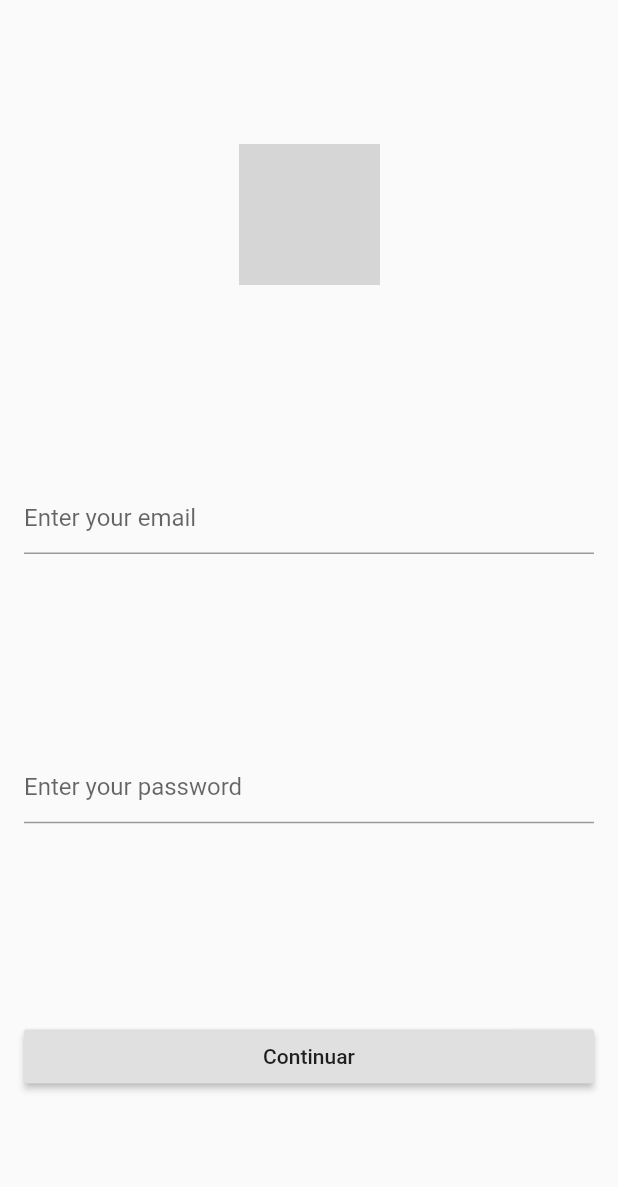
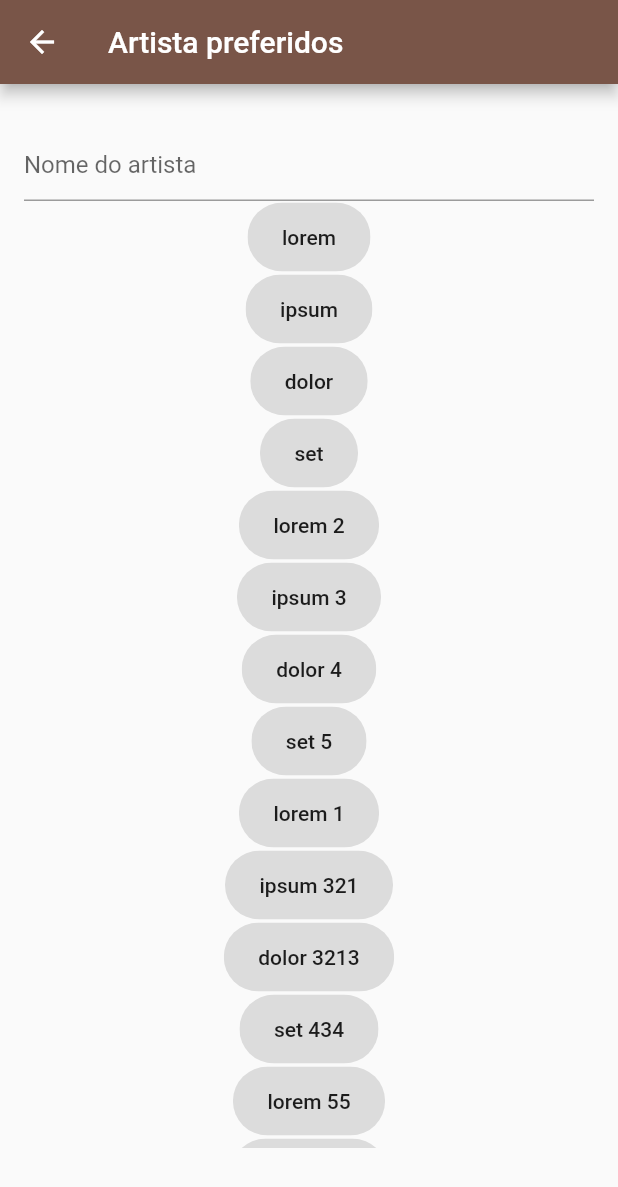
Before and after one commit to ericoloewe/computer-science-tcc, a Flutter app: the screen it shows after launch, on a phone screen of 412 x 824 dp. Shown: the top 1187 px of the screen. Run offline on Flutter 3.47's test engine with Material 2 defaults, Android fonts, the phone set to English and light mode, and no system bars; grey boxes are pictures that could not be loaded.

Commit message:
add artist page

```diff
--- /dev/null
+++ b/plugin-app/plugin_app/lib/artist.dart
@@ -0,0 +1,89 @@
+import 'package:flutter/material.dart';
+
+class ArtistPage extends StatefulWidget {
+  @override
+  _MyArtistPage createState() => _MyArtistPage();
+}
+
+class _MyArtistPage extends State<ArtistPage> {
+  final findController = TextEditingController();
+  List<Artist> artists = <Artist>[
+    Artist('lorem'),
+    Artist('ipsum'),
+    Artist('dolor'),
+    Artist('set'),
+    Artist('lorem 2'),
+    Artist('ipsum 3'),
+    Artist('dolor 4'),
+    Artist('set 5'),
+    Artist('lorem 1'),
+    Artist('ipsum 321'),
+    Artist('dolor 3213'),
+    Artist('set 434'),
+    Artist('lorem 55'),
+    Artist('ipsum 66'),
+    Artist('dolor 77'),
+    Artist('set 8'),
+  ];
+
+  Artist _value;
+
+  @override
+  void dispose() {
+    findController.dispose();
+    super.dispose();
+  }
+
+  @override
+  Widget build(BuildContext context) {
+    return Scaffold(
+        appBar: AppBar(
+          // Here we take the value from the MyHomePage object that was created by
+          // the App.build method, and use it to set our appbar title.
+          title: Text("Artista preferidos"),
+        ),
+        body: Padding(
+            padding: const EdgeInsets.symmetric(vertical: 30, horizontal: 16.0),
+            child: Column(
+              children: <Widget>[
+                TextFormField(
+                  decoration: const InputDecoration(
+                    hintText: 'Nome do artista',
+                  ),
+                  controller: findController,
+                  validator: (value) {
+                    if (value.isEmpty) {
+                      return 'Please enter some text';
+                    }
+                    return null;
+                  },
+                ),
+                ConstrainedBox(
+                    constraints: new BoxConstraints(
+                      minHeight: 300.0,
+                      maxHeight: MediaQuery.of(context).size.height - 193,
+                    ),
+                    child: ListView(
+                        children: artists
+                            .map((a) => ChoiceChip(
+                                  padding: const EdgeInsets.symmetric(
+                                      vertical: 15, horizontal: 15),
+                                  label: Text(a.name),
+                                  selected: _value == a.name,
+                                  onSelected: (bool selected) {
+                                    print(selected);
+                                  },
+                                ))
+                            .toList()))
+              ],
+            )));
+  }
+}
+
+class Artist {
+  String name;
+  String description;
+  String image;
+
+  Artist(this.name);
+}
--- a/plugin-app/plugin_app/lib/main.dart
+++ b/plugin-app/plugin_app/lib/main.dart
@@ -1,6 +1,7 @@
 import 'package:flutter/material.dart';
 import 'package:plugin_app/welcome.dart';
 
+import 'artist.dart';
 import 'login.dart';
 
 void main() => runApp(MyApp());
@@ -23,12 +24,13 @@ class MyApp extends StatelessWidget {
         // is not restarted.
         primarySwatch: Colors.brown,
       ),
-      initialRoute: '/login',
+      initialRoute: '/artist',
       routes: {
         // When navigating to the "/" route, build the FirstScreen widget.
         '/': (context) => MyHomePage(title: 'Home page'),
         '/welcome': (context) => WelcomePage(),
         '/login': (context) => LoginPage(),
+        '/artist': (context) => ArtistPage(),
       },
     );
   }
```
